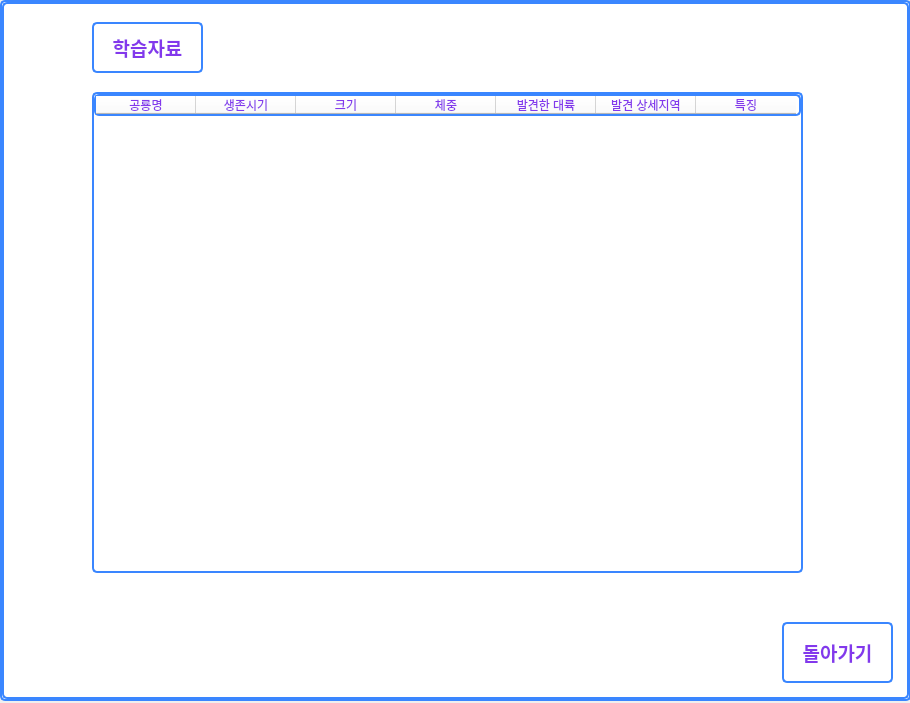
imgeunyeong/IOT-AI-project, file student.ui: the form before one commit.
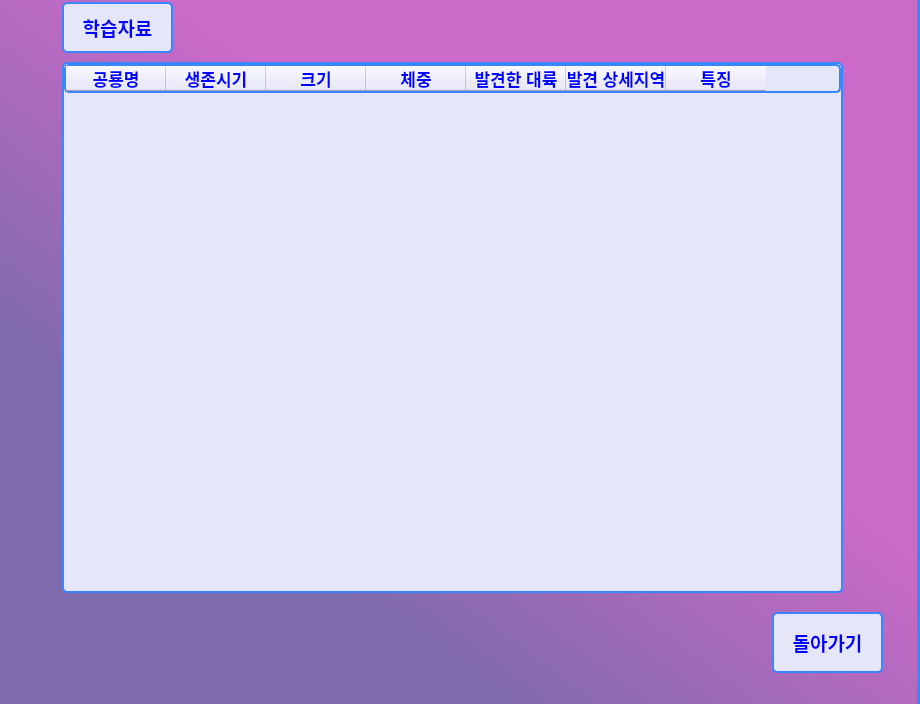
The form after the commit. The open tabs and pages were chosen to show the change.

What changed in the file:
```diff
--- a/student.ui
+++ b/student.ui
@@ -6,8 +6,8 @@
    <rect>
     <x>0</x>
     <y>0</y>
-    <width>910</width>
-    <height>703</height>
+    <width>920</width>
+    <height>704</height>
    </rect>
   </property>
   <property name="windowTitle">
@@ -17,16 +17,16 @@
    <widget class="QStackedWidget" name="stackedWidget">
     <property name="geometry">
      <rect>
-      <x>0</x>
-      <y>0</y>
-      <width>911</width>
-      <height>701</height>
+      <x>-10</x>
+      <y>-10</y>
+      <width>931</width>
+      <height>721</height>
      </rect>
     </property>
     <property name="styleSheet">
      <string notr="true">color: rgb(131, 56, 236);
-	background-color: white;
-	border: 2px solid rgb(58, 134, 255);
+	background-color: qlineargradient(spread:pad, x1:0.125, y1:0.892227, x2:0.865, y2:0.130727, stop:0.208333 rgba(128, 106, 174, 255), stop:0.645833 rgba(204, 106, 201, 255));
+	border: 1.5px solid rgb(58, 134, 255);
 	border-radius: 5px;</string>
     </property>
     <property name="currentIndex">
@@ -181,56 +181,145 @@
      <widget class="QTableWidget" name="study_widget">
       <property name="geometry">
        <rect>
-        <x>90</x>
-        <y>90</y>
-        <width>711</width>
-        <height>481</height>
+        <x>70</x>
+        <y>70</y>
+        <width>781</width>
+        <height>531</height>
        </rect>
       </property>
+      <property name="font">
+       <font>
+        <family>Ubuntu</family>
+        <pointsize>12</pointsize>
+        <weight>75</weight>
+        <bold>true</bold>
+       </font>
+      </property>
+      <property name="layoutDirection">
+       <enum>Qt::LeftToRight</enum>
+      </property>
       <property name="styleSheet">
-       <string notr="true"/>
+       <string notr="true">color: blue;
+background-color:lavender;</string>
+      </property>
+      <property name="frameShape">
+       <enum>QFrame::StyledPanel</enum>
+      </property>
+      <property name="frameShadow">
+       <enum>QFrame::Sunken</enum>
       </property>
       <column>
        <property name="text">
         <string>공룡명</string>
        </property>
+       <property name="font">
+        <font>
+         <family>Ubuntu</family>
+         <pointsize>13</pointsize>
+         <weight>75</weight>
+         <bold>true</bold>
+        </font>
+       </property>
+       <property name="textAlignment">
+        <set>AlignCenter</set>
+       </property>
       </column>
       <column>
        <property name="text">
         <string>생존시기</string>
        </property>
+       <property name="font">
+        <font>
+         <pointsize>13</pointsize>
+         <weight>75</weight>
+         <bold>true</bold>
+        </font>
+       </property>
+       <property name="textAlignment">
+        <set>AlignCenter</set>
+       </property>
       </column>
       <column>
        <property name="text">
         <string>크기</string>
        </property>
+       <property name="font">
+        <font>
+         <pointsize>13</pointsize>
+         <weight>75</weight>
+         <bold>true</bold>
+        </font>
+       </property>
+       <property name="textAlignment">
+        <set>AlignCenter</set>
+       </property>
       </column>
       <column>
        <property name="text">
         <string>체중</string>
        </property>
+       <property name="font">
+        <font>
+         <pointsize>13</pointsize>
+         <weight>75</weight>
+         <bold>true</bold>
+        </font>
+       </property>
+       <property name="textAlignment">
+        <set>AlignCenter</set>
+       </property>
       </column>
       <column>
        <property name="text">
         <string>발견한 대륙</string>
        </property>
+       <property name="font">
+        <font>
+         <pointsize>13</pointsize>
+         <weight>75</weight>
+         <bold>true</bold>
+        </font>
+       </property>
+       <property name="textAlignment">
+        <set>AlignCenter</set>
+       </property>
       </column>
       <column>
        <property name="text">
         <string>발견 상세지역</string>
        </property>
+       <property name="font">
+        <font>
+         <pointsize>13</pointsize>
+         <weight>75</weight>
+         <bold>true</bold>
+        </font>
+       </property>
+       <property name="textAlignment">
+        <set>AlignCenter</set>
+       </property>
       </column>
       <column>
        <property name="text">
         <string>특징</string>
        </property>
+       <property name="font">
+        <font>
+         <pointsize>13</pointsize>
+         <weight>75</weight>
+         <bold>true</bold>
+        </font>
+       </property>
+       <property name="textAlignment">
+        <set>AlignCenter</set>
+       </property>
       </column>
      </widget>
      <widget class="QLabel" name="label_2">
       <property name="geometry">
        <rect>
-        <x>90</x>
-        <y>20</y>
+        <x>70</x>
+        <y>10</y>
         <width>111</width>
         <height>51</height>
        </rect>
@@ -242,6 +331,10 @@
         <bold>true</bold>
        </font>
       </property>
+      <property name="styleSheet">
+       <string notr="true">color:blue;
+background-color:lavender;</string>
+      </property>
       <property name="text">
        <string>학습자료</string>
       </property>
@@ -265,6 +358,10 @@
         <bold>true</bold>
        </font>
       </property>
+      <property name="styleSheet">
+       <string notr="true">color:blue;
+background-color:lavender;</string>
+      </property>
       <property name="text">
        <string>돌아가기</string>
       </property>
```
Left out of the diff: 71 changed lines with no effect on the pictures.
